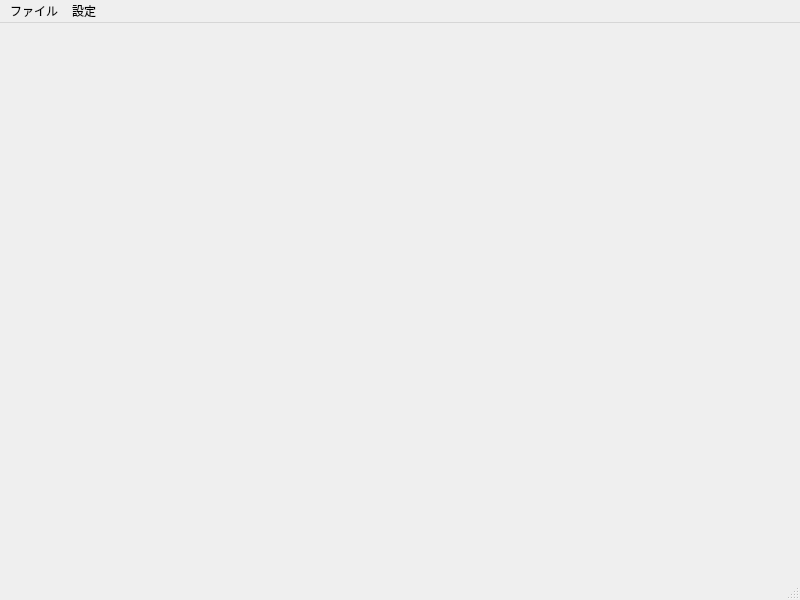
The window that mainwindow.ui (gh6141/vckakeForLinux) describes before a commit, drawn with Qt 5.
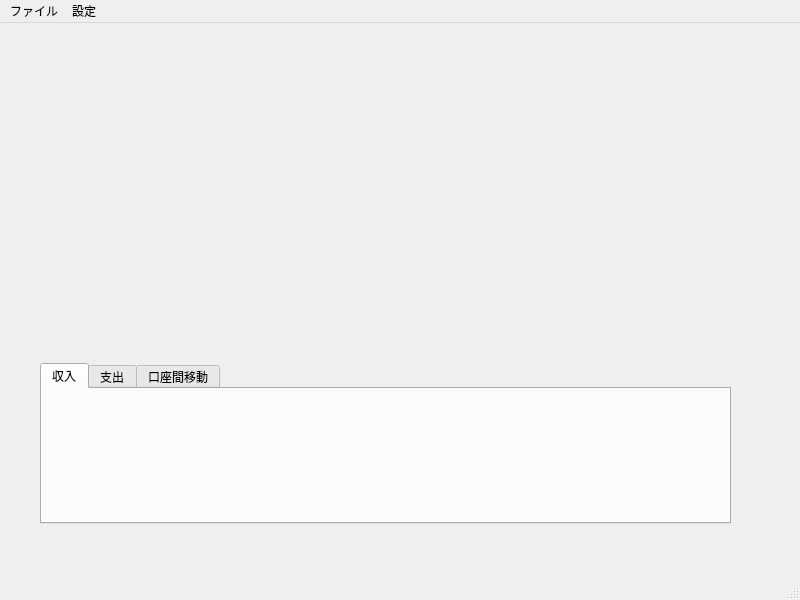
The same window after the commit.

What changed in the file:
```diff
--- a/mainwindow.ui
+++ b/mainwindow.ui
@@ -13,7 +13,36 @@
   <property name="windowTitle">
    <string>MainWindow</string>
   </property>
-  <widget class="QWidget" name="centralwidget"/>
+  <widget class="QWidget" name="centralwidget">
+   <widget class="QTabWidget" name="tabWidget">
+    <property name="geometry">
+     <rect>
+      <x>40</x>
+      <y>340</y>
+      <width>691</width>
+      <height>161</height>
+     </rect>
+    </property>
+    <property name="currentIndex">
+     <number>0</number>
+    </property>
+    <widget class="QWidget" name="tab">
+     <attribute name="title">
+      <string>収入</string>
+     </attribute>
+    </widget>
+    <widget class="QWidget" name="tab_3">
+     <attribute name="title">
+      <string>支出</string>
+     </attribute>
+    </widget>
+    <widget class="QWidget" name="tab_2">
+     <attribute name="title">
+      <string>口座間移動</string>
+     </attribute>
+    </widget>
+   </widget>
+  </widget>
   <widget class="QMenuBar" name="menubar">
    <property name="geometry">
     <rect>
```
